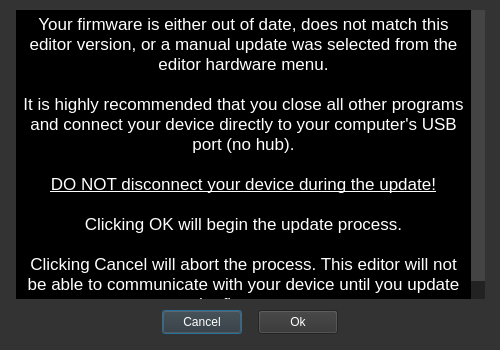
Qt form fwupdate/fwupdate.ui (Muse-Kinetics/kmi_midi_device_manager) before a commit.
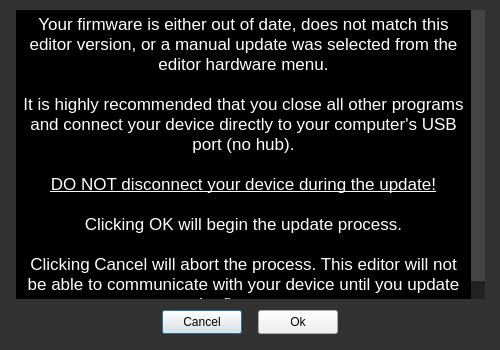
The same form after that commit. The open tabs and pages were chosen to show the change.

Commit message: -Fixed fwupdate background color on windows -Changed SysEx chunking to 48 bytes (that's a full 64 byte USB MIDI packet) every 1ms

Patch:
```diff
--- a/fwupdate/fwupdate.ui
+++ b/fwupdate/fwupdate.ui
@@ -14,8 +14,18 @@
    <string>Dialog</string>
   </property>
   <property name="styleSheet">
-   <string notr="true">	color:white;
-	background:#333333;
+   <string notr="true">QDialog
+{
+	background-color:rgba(50,50,50,100);
+}
+
+QStackedWidget
+{
+	background-color:rgba(50,50,50,100);
+}
+
+
+
 </string>
   </property>
   <widget class="QStackedWidget" name="stack">
@@ -28,10 +38,7 @@
     </rect>
    </property>
    <property name="styleSheet">
-    <string notr="true">QDialog
-{
-	background-color:black;
-}</string>
+    <string notr="true"/>
    </property>
    <property name="currentIndex">
     <number>1</number>
@@ -128,6 +135,26 @@
       <string>Ok</string>
      </property>
     </widget>
+    <widget class="QLabel" name="bg1">
+     <property name="geometry">
+      <rect>
+       <x>0</x>
+       <y>0</y>
+       <width>500</width>
+       <height>350</height>
+      </rect>
+     </property>
+     <property name="styleSheet">
+      <string notr="true">background-color:rgba(50,50,50,255);</string>
+     </property>
+     <property name="text">
+      <string/>
+     </property>
+    </widget>
+    <zorder>bg1</zorder>
+    <zorder>textBrowser</zorder>
+    <zorder>butt_cancel</zorder>
+    <zorder>butt_ok</zorder>
    </widget>
    <widget class="QWidget" name="page_progress">
     <widget class="QTextEdit" name="console">
```
Left out of the diff: 23 changed lines with no effect on the pictures. The commit also changes 1 other file.
